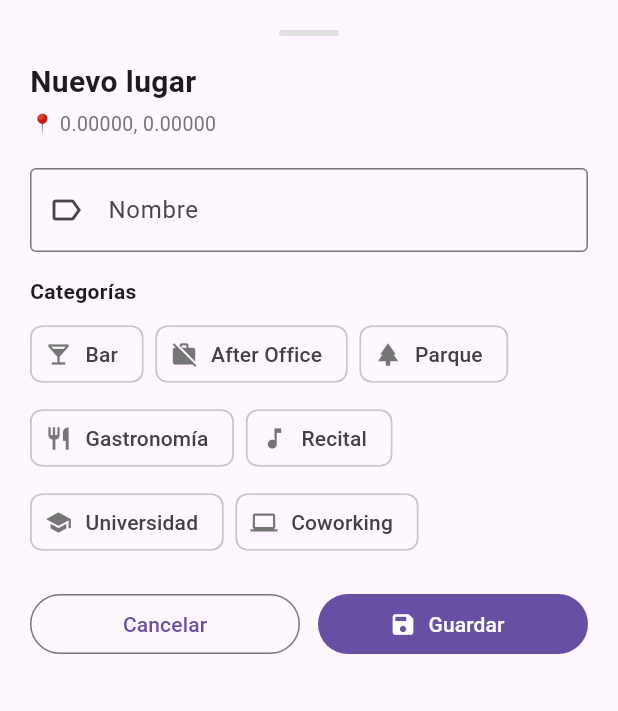
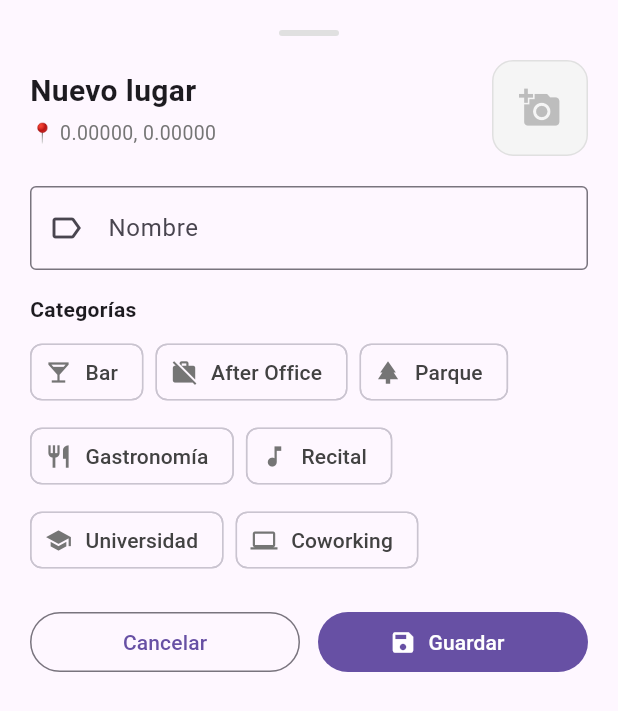
Before and after one commit to summuva/places0.2, a Flutter app: the CreatePlaceDialog widget shown alone on an empty page, opened directly with empty values, on a phone screen of 412 x 824 dp. Shown: the top 711 px of the screen. Run offline on Flutter 3.47's test engine with Material 3 defaults, Android fonts, the phone set to English and light mode, and no system bars; our stand-ins replace firebase_core, flutter_map, geolocator, image_picker, latlong2, shared_preferences; accounts and stored records are empty.

Commit message:
se ha mejorado la ui, agregado widgets para las nuevas pantallas, ontap basico para detalles de place seleccionado

```diff
--- /dev/null
+++ b/devtools_options.yaml
@@ -0,0 +1,3 @@
+description: This file stores settings for Dart & Flutter DevTools.
+documentation: https://docs.flutter.dev/tools/devtools/extensions#configure-extension-enablement-states
+extensions:
--- a/lib/main.dart
+++ b/lib/main.dart
@@ -1,8 +1,8 @@
 import 'package:flutter/material.dart';
-import 'screens/map_screen.dart';
+import 'screens/main_shell.dart';
 import 'package:provider/provider.dart';
 import 'providers/map_provider.dart';
-// lib/main.dart
+
 void main() {
   runApp(
     MultiProvider(
@@ -21,7 +21,7 @@ class MyApp extends StatelessWidget {
   Widget build(BuildContext context) {
     return MaterialApp(
       debugShowCheckedModeBanner: false,
-      home: const MapScreen(),
+      home: const MainShell(),
     );
   }
 }
--- a/lib/models/place_model.dart
+++ b/lib/models/place_model.dart
@@ -6,6 +6,7 @@ class Place {
   final double lat;
   final double lng;
   final Set<Tag> tags;
+  final String? photoPath;
 
   Place({
     required this.id,
@@ -13,5 +14,6 @@ class Place {
     required this.lat,
     required this.lng,
     required this.tags,
+    this.photoPath,
   });
 }
--- a/lib/widgets/bottom_nav_bar.dart
+++ b/lib/widgets/bottom_nav_bar.dart
@@ -34,7 +34,7 @@ class BottomNavBar extends StatelessWidget {
         ),
         BottomNavigationBarItem(
           icon: Icon(Icons.event),
-          label: 'Eventos',
+          label: 'Publicaciones',
         ),
         BottomNavigationBarItem(
           icon: Icon(Icons.person_outline),
--- a/lib/widgets/create_place_dialog.dart
+++ b/lib/widgets/create_place_dialog.dart
@@ -1,9 +1,12 @@
+import 'dart:io';
 import 'package:flutter/material.dart';
 import 'package:latlong2/latlong.dart';
 import 'package:provider/provider.dart';
+import 'package:image_picker/image_picker.dart';
 import '../models/place_model.dart';
 import '../models/tag_model.dart';
 import '../providers/map_provider.dart';
+import '../utils/tag_helpers.dart';
 
 class CreatePlaceDialog extends StatefulWidget {
   final LatLng position;
@@ -17,7 +20,10 @@ class CreatePlaceDialog extends StatefulWidget {
       shape: const RoundedRectangleBorder(
         borderRadius: BorderRadius.vertical(top: Radius.circular(20)),
       ),
-      builder: (_) => CreatePlaceDialog(position: position),
+      builder: (_) => ChangeNotifierProvider.value(
+        value: context.read<MapProvider>(),
+        child: CreatePlaceDialog(position: position),
+      ),
     );
   }
 
@@ -28,7 +34,10 @@ class CreatePlaceDialog extends StatefulWidget {
 class _CreatePlaceDialogState extends State<CreatePlaceDialog> {
   final _formKey = GlobalKey<FormState>();
   final _nameController = TextEditingController();
+  final _imagePicker = ImagePicker();
   final Set<Tag> _selectedTags = {};
+  File? _photo;
+
   @override
   void dispose() {
     _nameController.dispose();
@@ -43,15 +52,77 @@ class _CreatePlaceDialogState extends State<CreatePlaceDialog> {
         lat: widget.position.latitude,
         lng: widget.position.longitude,
         tags: Set.from(_selectedTags),
+        photoPath: _photo?.path,
       );
       Navigator.of(context).pop(place);
     }
   }
+
   void _cancel() {
     Navigator.of(context).pop();
     context.read<MapProvider>().cancelAddingPlace();
+  }
 
+  Future<void> _showPhotoOptions() async {
+    showModalBottomSheet(
+      context: context,
+      shape: const RoundedRectangleBorder(
+        borderRadius: BorderRadius.vertical(top: Radius.circular(16)),
+      ),
+      builder: (context) => SafeArea(
+        child: Padding(
+          padding: const EdgeInsets.symmetric(vertical: 8),
+          child: Column(
+            mainAxisSize: MainAxisSize.min,
+            children: [
+              ListTile(
+                leading: const Icon(Icons.camera_alt),
+                title: const Text('Tomar foto'),
+                onTap: () {
+                  Navigator.pop(context);
+                  _pickImage(ImageSource.camera);
+                },
+              ),
+              ListTile(
+                leading: const Icon(Icons.photo_library),
+                title: const Text('Elegir de galería'),
+                onTap: () {
+                  Navigator.pop(context);
+                  _pickImage(ImageSource.gallery);
+                },
+              ),
+              if (_photo != null)
+                ListTile(
+                  leading: const Icon(Icons.delete, color: Colors.red),
+                  title: const Text('Eliminar foto', style: TextStyle(color: Colors.red)),
+                  onTap: () {
+                    Navigator.pop(context);
+                    setState(() => _photo = null);
+                  },
+                ),
+            ],
+          ),
+        ),
+      ),
+    );
   }
+
+  Future<void> _pickImage(ImageSource source) async {
+    try {
+      final picked = await _imagePicker.pickImage(
+        source: source,
+        maxWidth: 1024,
+        maxHeight: 1024,
+        imageQuality: 85,
+      );
+      if (picked != null) {
+        setState(() => _photo = File(picked.path));
+      }
+    } catch (e) {
+      debugPrint('Error picking image: $e');
+    }
+  }
+
   void _toggleTag(TagCategory category) {
     setState(() {
       final existing = _selectedTags.where((t) => t.category == category);
@@ -69,45 +140,6 @@ class _CreatePlaceDialogState extends State<CreatePlaceDialog> {
 
   bool _isTagSelected(TagCategory category) {
     return _selectedTags.any((t) => t.category == category);
-  }
-
-  // Icono y label para cada categoría
-  IconData _iconForCategory(TagCategory category) {
-    switch (category) {
-      case TagCategory.bar:
-        return Icons.local_bar;
-      case TagCategory.afterOffice:
-        return Icons.work_off;
-      case TagCategory.parque:
-        return Icons.park;
-      case TagCategory.gastronomia:
-        return Icons.restaurant;
-      case TagCategory.recital:
-        return Icons.music_note;
-      case TagCategory.universidad:
-        return Icons.school;
-      case TagCategory.coworking:
-        return Icons.laptop;
-    }
-  }
-
-  String _labelForCategory(TagCategory category) {
-    switch (category) {
-      case TagCategory.bar:
-        return 'Bar';
-      case TagCategory.afterOffice:
-        return 'After Office';
-      case TagCategory.parque:
-        return 'Parque';
-      case TagCategory.gastronomia:
-        return 'Gastronomía';
-      case TagCategory.recital:
-        return 'Recital';
-      case TagCategory.universidad:
-        return 'Universidad';
-      case TagCategory.coworking:
-        return 'Coworking';
-    }
   }
 
   @override
@@ -138,17 +170,54 @@ class _CreatePlaceDialogState extends State<CreatePlaceDialog> {
             ),
             const SizedBox(height: 16),
 
-            // Title
+            // Título + Foto
+            Row(
+              children: [
+                // Título y coordenadas
+                Expanded(
+                  child: Column(
+                    crossAxisAlignment: CrossAxisAlignment.start,
+                    children: [
                       const Text(
                         'Nuevo lugar',
                         style: TextStyle(fontSize: 20, fontWeight: FontWeight.bold),
                       ),
                       const SizedBox(height: 4),
-
-            // Coordinates
                       Text(
                         '📍 ${widget.position.latitude.toStringAsFixed(5)}, ${widget.position.longitude.toStringAsFixed(5)}',
                         style: TextStyle(color: Colors.grey.shade600, fontSize: 13),
+                      ),
+                    ],
+                  ),
+                ),
+
+                // Botón de foto
+                GestureDetector(
+                  onTap: _showPhotoOptions,
+                  child: Container(
+                    width: 64,
+                    height: 64,
+                    decoration: BoxDecoration(
+                      color: Colors.grey.shade100,
+                      borderRadius: BorderRadius.circular(14),
+                      border: Border.all(color: Colors.grey.shade300),
+                      image: _photo != null
+                          ? DecorationImage(
+                              image: FileImage(_photo!),
+                              fit: BoxFit.cover,
+                            )
+                          : null,
+                    ),
+                    child: _photo == null
+                        ? Icon(
+                            Icons.add_a_photo,
+                            color: Colors.grey.shade400,
+                            size: 28,
+                          )
+                        : null,
+                  ),
+                ),
+              ],
             ),
             const SizedBox(height: 20),
 
@@ -185,9 +254,9 @@ class _CreatePlaceDialogState extends State<CreatePlaceDialog> {
                 final selected = _isTagSelected(category);
                 return FilterChip(
                   selected: selected,
-                  label: Text(_labelForCategory(category)),
+                  label: Text(TagHelpers.labelForCategory(category)),
                   avatar: Icon(
-                    _iconForCategory(category),
+                    TagHelpers.iconForCategory(category),
                     size: 18,
                     color: selected ? Colors.white : Colors.grey.shade600,
                   ),
@@ -207,7 +276,7 @@ class _CreatePlaceDialogState extends State<CreatePlaceDialog> {
               children: [
                 Expanded(
                   child: OutlinedButton(
-                    onPressed: () => _cancel(),
+                    onPressed: _cancel,
                     child: const Text('Cancelar'),
                   ),
                 ),
--- a/pubspec.yaml
+++ b/pubspec.yaml
@@ -39,6 +39,10 @@ dependencies:
   # The following adds the Cupertino Icons font to your application.
   # Use with the CupertinoIcons class for iOS style icons.
   cupertino_icons: ^1.0.8
+  image_picker: ^1.2.1
+  firebase_core: ^4.5.0
+  firebase_auth: ^6.2.0
+  google_sign_in: ^7.2.0
 
 dev_dependencies:
   flutter_test:
```
Also changed, not shown: lib/providers/map_provider.dart (+25 -2 lines), lib/screens/explore_screen.dart (added, +29 -0 lines), lib/screens/main_shell.dart (added, +73 -0 lines), lib/screens/map_screen.dart (+31 -30 lines), lib/screens/profile_screen.dart (added, +29 -0 lines), lib/screens/publications_screen.dart (added, +29 -0 lines), lib/screens/saved_screen.dart (added, +29 -0 lines), lib/widgets/map_layers.dart (+8 -6 lines), lib/widgets/markers/place_marker.dart (+12 -5 lines), lib/widgets/place_detail_sheet.dart (added, +146 -0 lines), firebase.json (added), lib/firebase_options.dart (added), 12 other files. Lines whose indentation alone changed are shown as unchanged.
